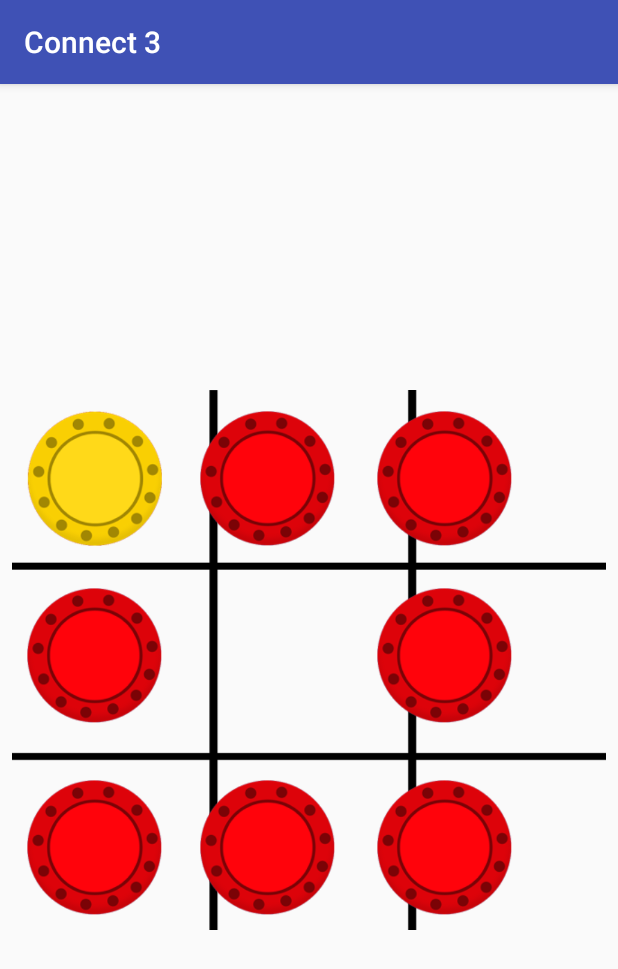
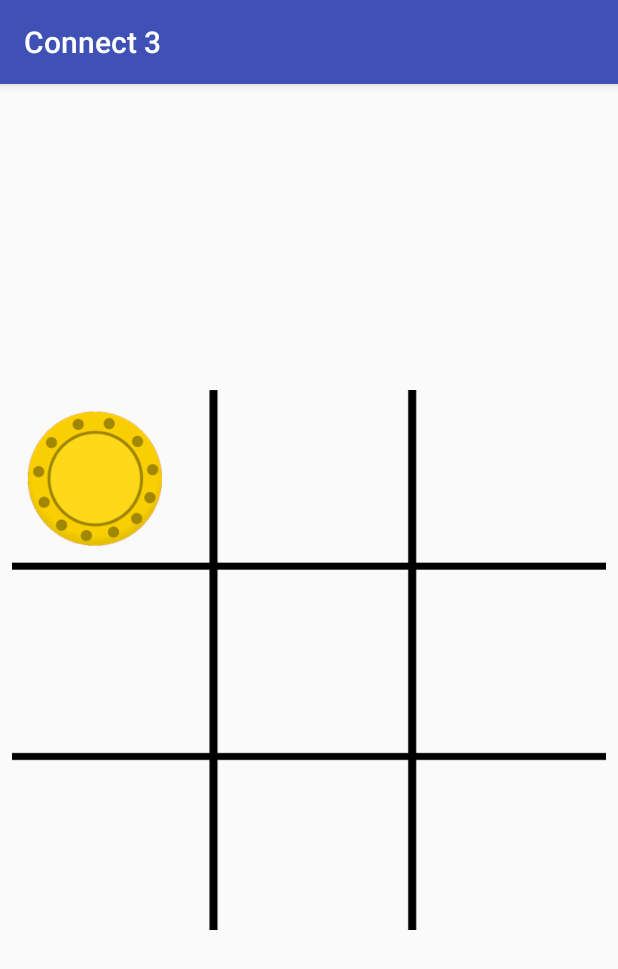
Before and after one commit to SuperHaker/Connect-3, an Android app: the screen it shows after launch (MainActivity), after a tap on an icon or button, on a phone screen of 412 x 824 dp. Shown: the top 969 px of the screen. Run offline under Robolectric (Android 15) with nearby library versions, the phone set to English and light mode, and no system bars.

```diff
--- a/app/src/main/java/com/example/android/connect3/MainActivity.java
+++ b/app/src/main/java/com/example/android/connect3/MainActivity.java
@@ -3,22 +3,70 @@ package com.example.android.connect3;
 import android.os.Bundle;
 import android.support.v7.app.AppCompatActivity;
 import android.view.View;
+import android.widget.GridLayout;
 import android.widget.ImageView;
+import android.widget.TextView;
 
 public class MainActivity extends AppCompatActivity {
 
+    View layout;
+    boolean gameActive = true;
+    int activePlayer = 0;
+    int[] gameStates = {2,2,2,2,2,2,2,2,2};
+    int[][] winningPos = {{0,1,2}, {3,4,5}, {6,7,8}, {0,3,6}, {1,4,7}, {2,5,8}, {0,4,8}, {2,4,6}};
 
-    public void dropIn(View view){
+    public void dropIn(View view) {
 
         ImageView token = (ImageView) view;
-        token.setTranslationY(-1000f);
-        token.setImageResource(R.drawable.yellow);
-        token.animate().translationYBy(1000f).rotation(360).setDuration(300);
+        int tappedToken = Integer.parseInt(token.getTag().toString());
+
+        if (gameStates[tappedToken] == 2 && gameActive) {
+            token.setTranslationY(-1000f);
+            gameStates[tappedToken] = activePlayer;
+            if (activePlayer == 0) {
+                token.setImageResource(R.drawable.yellow);
+                activePlayer = 1;
+            } else {
+                token.setImageResource(R.drawable.red);
+                activePlayer = 0;
+            }
+            token.animate().translationYBy(1000f).rotation(360).setDuration(300);
+
+            for(int[] winning : winningPos){
+                if(gameStates[winning[0]] == gameStates[winning[1]] && gameStates[winning[1]] == gameStates[winning[2]]
+                        && gameStates[winning[0]] != 2){
+                    String winner = "Red";
+                    if(gameStates[winning[0]] == 0){
+                        winner = "Yellow";
+                    }
+                    TextView tv = (TextView) findViewById(R.id.winner);
+                    tv.setText(winner + " has won!");
+                    gameActive = false;
+                    layout.setVisibility(View.VISIBLE);
+
+                }
+            }
+
+        }
+    }
+
+    public void playAgain(View view){
+        layout.setVisibility(View.INVISIBLE);
+        activePlayer = 0;
+        gameActive = true;
+        for(int i=0; i<gameStates.length;i++){
+            gameStates[i] = 2;
+        }
+        GridLayout gridLayout = (GridLayout) findViewById(R.id.grid);
+        for(int i=0; i<gridLayout.getChildCount(); i++){
+            ((ImageView) gridLayout.getChildAt(i)).setImageResource(0);
+        }
     }
 
     @Override
     protected void onCreate(Bundle savedInstanceState) {
         super.onCreate(savedInstanceState);
         setContentView(R.layout.activity_main);
+        layout = findViewById(R.id.play_again_layout);
     }
 }
--- a/app/src/main/res/layout/activity_main.xml
+++ b/app/src/main/res/layout/activity_main.xml
@@ -7,11 +7,39 @@
     tools:context="com.example.android.connect3.MainActivity">
 
 
+    <LinearLayout
+        android:id="@+id/play_again_layout"
+        android:layout_width="wrap_content"
+        android:layout_height="wrap_content"
+        android:layout_centerHorizontal="true"
+        android:layout_centerVertical="true"
+        android:background="@android:color/holo_red_dark"
+        android:orientation="vertical"
+        android:padding="30dp"
+        android:visibility="invisible">
+
+        <TextView
+            android:id="@+id/winner"
+            android:layout_width="wrap_content"
+            android:layout_height="wrap_content"
+            android:layout_gravity="center"
+            android:text="A Wins" />
+
+        <Button
+            android:id="@+id/button"
+            android:layout_width="wrap_content"
+            android:layout_height="wrap_content"
+            android:layout_gravity="center"
+            android:onClick="playAgain"
+            android:text="Play Again" />
+    </LinearLayout>
+
     <GridLayout
         android:layout_width="match_parent"
         android:layout_height="360dp"
         android:background="@drawable/board"
         android:columnCount="3"
+        android:id="@+id/grid"
         android:rowCount="3"
         android:layout_centerHorizontal="true"
         android:layout_centerVertical="true"
@@ -22,6 +50,7 @@
 
         <ImageView
             android:id="@+id/imageView11"
+            android:tag="8"
             android:onClick="dropIn"
             android:layout_width="90dp"
             android:layout_height="98dp"
@@ -29,35 +58,38 @@
             android:layout_marginLeft="28dp"
             android:layout_marginTop="30dp"
             android:layout_row="2"
-            android:src="@drawable/red" />
+             />
 
         <ImageView
             android:id="@+id/imageView10"
             android:layout_width="90dp"
             android:layout_height="98dp"
+            android:tag="7"
             android:layout_column="1"
             android:onClick="dropIn"
             android:layout_marginLeft="25dp"
             android:layout_marginTop="30dp"
             android:layout_row="2"
-            android:src="@drawable/red" />
+             />
 
         <ImageView
             android:id="@+id/imageView9"
             android:layout_width="90dp"
             android:layout_height="98dp"
             android:layout_column="0"
+            android:tag="6"
             android:layout_marginLeft="10dp"
             android:layout_marginTop="30dp"
             android:layout_row="2"
             android:onClick="dropIn"
-            android:src="@drawable/red" />
+             />
 
         <ImageView
             android:id="@+id/imageView8"
             android:layout_width="90dp"
             android:layout_height="98dp"
             android:layout_column="1"
+            android:tag="4"
             android:layout_marginLeft="25dp"
             android:layout_marginTop="10dp"
             android:layout_row="1"
@@ -65,6 +97,7 @@
 
         <ImageView
             android:id="@+id/imageView7"
+            android:tag="5"
             android:layout_width="90dp"
             android:layout_height="98dp"
             android:layout_column="2"
@@ -72,54 +105,58 @@
             android:layout_marginLeft="28dp"
             android:layout_marginTop="10dp"
             android:layout_row="1"
-            android:src="@drawable/red" />
+             />
 
         <ImageView
             android:id="@+id/imageView6"
             android:layout_width="90dp"
             android:onClick="dropIn"
             android:layout_height="98dp"
+            android:tag="3"
             android:layout_column="0"
             android:layout_marginLeft="10dp"
             android:layout_marginTop="10dp"
             android:layout_row="1"
-            android:src="@drawable/red" />
+             />
 
         <ImageView
             android:id="@+id/imageView5"
             android:layout_width="90dp"
             android:onClick="dropIn"
+            android:tag="2"
             android:layout_height="98dp"
             android:layout_column="2"
             android:layout_marginBottom="10dp"
             android:layout_marginLeft="28dp"
             android:layout_marginTop="10dp"
             android:layout_row="0"
-            android:src="@drawable/red" />
+             />
 
         <ImageView
             android:id="@+id/imageView4"
             android:layout_width="90dp"
             android:onClick="dropIn"
             android:layout_height="98dp"
+            android:tag="1"
             android:layout_column="1"
             android:layout_marginBottom="10dp"
             android:layout_marginLeft="25dp"
             android:layout_marginTop="10dp"
             android:layout_row="0"
-            android:src="@drawable/red" />
+             />
 
         <ImageView
             android:id="@+id/imageView"
             android:layout_width="90dp"
             android:layout_height="98dp"
             android:onClick="dropIn"
+            android:tag="0"
             android:layout_column="0"
             android:layout_marginBottom="10dp"
             android:layout_marginLeft="10dp"
             android:layout_marginTop="10dp"
             android:layout_row="0"
-            android:src="@drawable/red" />
+             />
 
     </GridLayout>
 </RelativeLayout>
```
